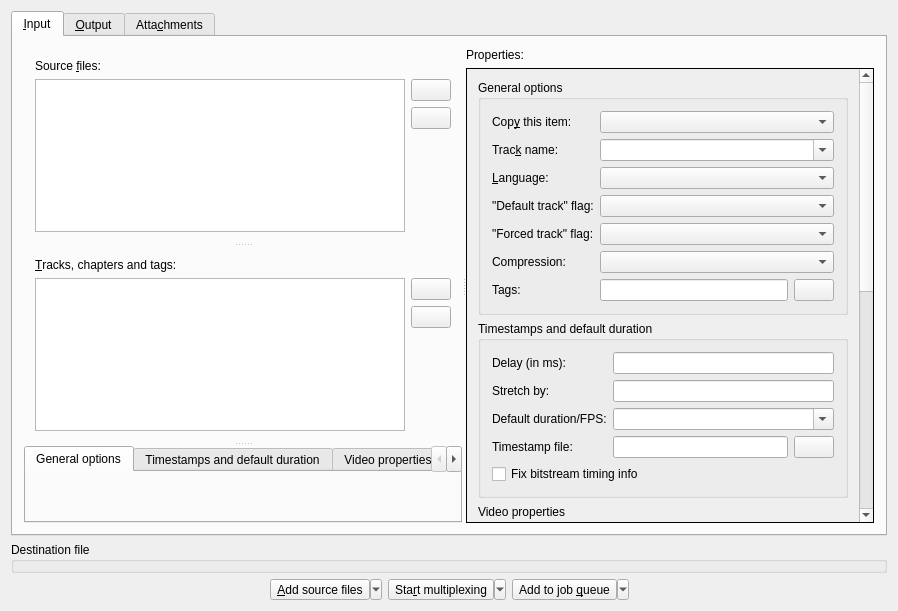
This is src/mkvtoolnix-gui/forms/merge/tab.ui in jpsdr/MKVToolnix-Windows-7 as Qt 5 draws it before an edit. The edited form follows.
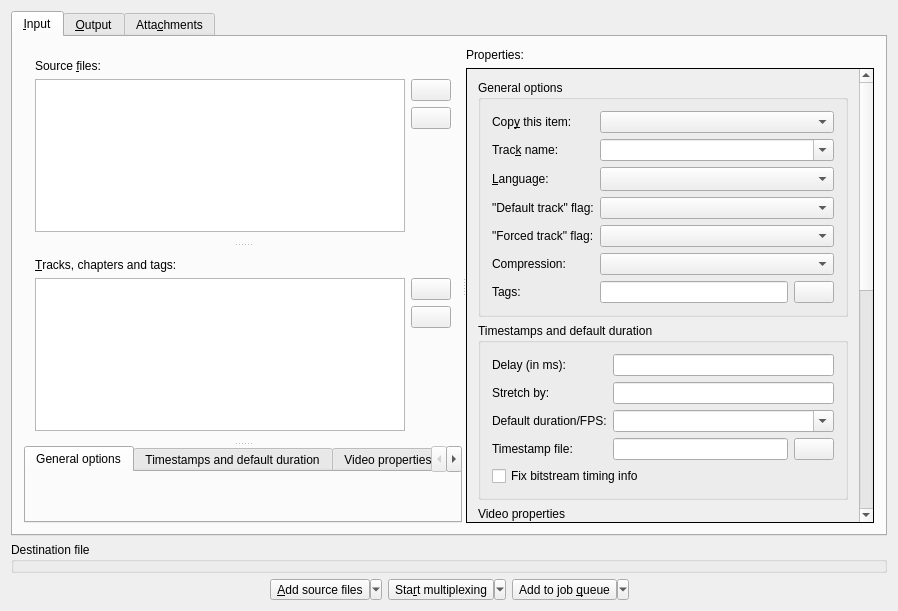
This is the edited form. Icons and pictures are not drawn. Custom widgets are drawn as their Qt base class.

Commit message: GUI: replace functions & enums deprecated in Qt 5.15

Patch:
```diff
--- a/src/mkvtoolnix-gui/forms/merge/tab.ui
+++ b/src/mkvtoolnix-gui/forms/merge/tab.ui
@@ -486,7 +486,7 @@
                          <item row="2" column="1">
                           <widget class="mtx::gui::Util::LanguageComboBox" name="trackLanguage">
                            <property name="sizeAdjustPolicy">
-                            <enum>QComboBox::AdjustToMinimumContentsLength</enum>
+                            <enum>QComboBox::AdjustToMinimumContentsLengthWithIcon</enum>
                            </property>
                           </widget>
                          </item>
```
Left out of the diff: 2 changed lines with no effect on the pictures. The commit also changes 6 other files.
